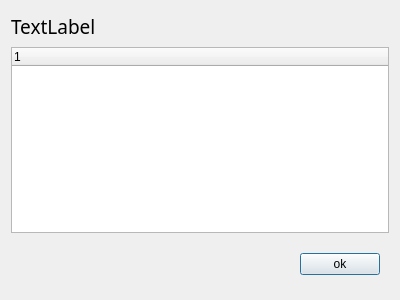
First picture: the form in addfieldlinkdialog.ui, repository LinuxIsExcellent/observer, before the edit.
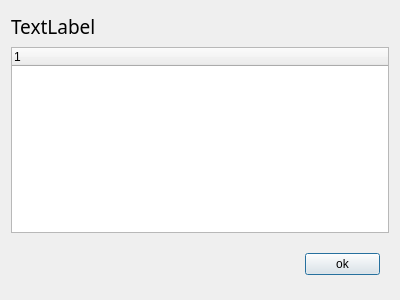
Second picture: the form after the edit.

```diff
--- a/addfieldlinkdialog.ui
+++ b/addfieldlinkdialog.ui
@@ -62,12 +62,28 @@
        <height>50</height>
       </size>
      </property>
-     <layout class="QHBoxLayout" name="horizontalLayout">
+     <layout class="QHBoxLayout" name="horizontalLayout" stretch="10,2,1">
+      <item>
+       <widget class="QLabel" name="alreadyLinkLabel">
+        <property name="sizePolicy">
+         <sizepolicy hsizetype="Expanding" vsizetype="Preferred">
+          <horstretch>0</horstretch>
+          <verstretch>0</verstretch>
+         </sizepolicy>
+        </property>
+        <property name="text">
+         <string/>
+        </property>
+       </widget>
+      </item>
       <item>
        <spacer name="horizontalSpacer">
         <property name="orientation">
          <enum>Qt::Horizontal</enum>
         </property>
+        <property name="sizeType">
+         <enum>QSizePolicy::Preferred</enum>
+        </property>
         <property name="sizeHint" stdset="0">
          <size>
           <width>280</width>
@@ -78,6 +94,18 @@
       </item>
       <item>
        <widget class="QPushButton" name="pushButton">
+        <property name="minimumSize">
+         <size>
+          <width>75</width>
+          <height>0</height>
+         </size>
+        </property>
+        <property name="maximumSize">
+         <size>
+          <width>75</width>
+          <height>16777215</height>
+         </size>
+        </property>
         <property name="text">
          <string>ok</string>
         </property>
```
